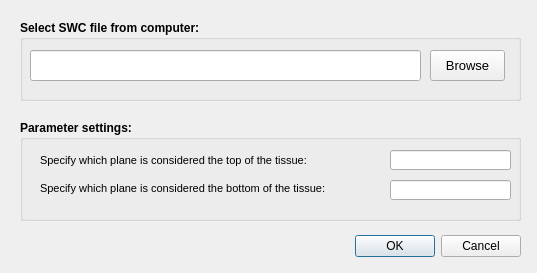
Above: hackathon/MK/Tip_marker_finder/TipMarkerFinderUI.ui from Vaa3D/vaa3d_tools before the change. Below: the same form after it.
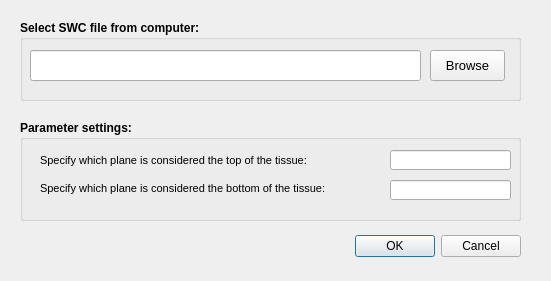
That is the form after the change.

```diff
--- a/hackathon/MK/Tip_marker_finder/TipMarkerFinderUI.ui
+++ b/hackathon/MK/Tip_marker_finder/TipMarkerFinderUI.ui
@@ -6,8 +6,8 @@
    <rect>
     <x>0</x>
     <y>0</y>
-    <width>537</width>
-    <height>273</height>
+    <width>551</width>
+    <height>281</height>
    </rect>
   </property>
   <property name="windowTitle">
```
Left out of the diff: 48 changed lines with no effect on the pictures.
